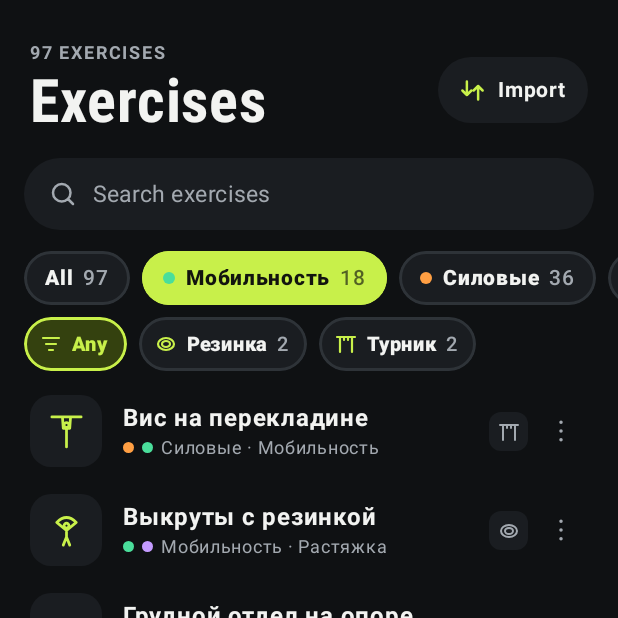
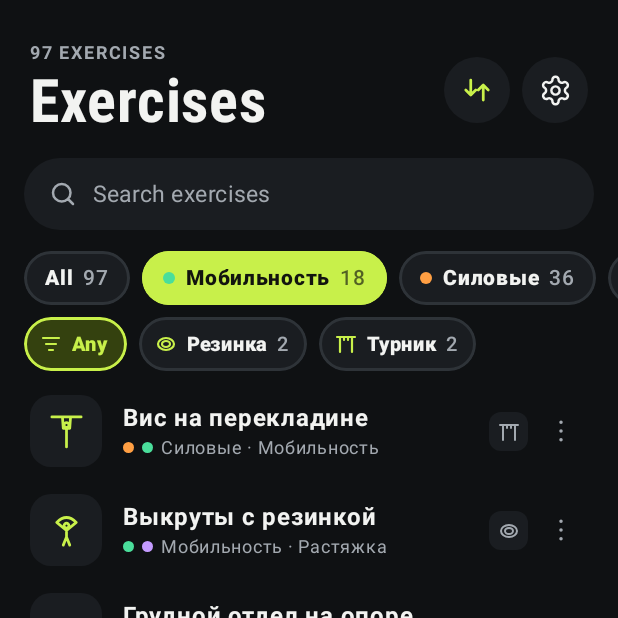
Before and after one commit to anmura/training-timer, an Android app built with Jetpack Compose: the screen it shows after launch (MainActivity), tab 2 chosen, on a phone screen of 412 x 824 dp, the top half of it. Run offline under Robolectric (Android 15) with nearby library versions, the phone set to English and light mode, and no system bars.

Commit message:
Exercises tab: settings button next to import/export
Co-Authored-By: Claude Opus 5.5 <noreply@anthropic.com>
Claude-Session: https://claude.ai/code/session_01VKJpjF76y6zY4cgfP6iZUP

```diff
--- a/app/src/main/java/com/trainingtimer/app/ui/HomeScreen.kt
+++ b/app/src/main/java/com/trainingtimer/app/ui/HomeScreen.kt
@@ -149,7 +149,7 @@ fun HomeScreen(
                     },
                 )
             } else {
-                ExercisesTab(data, onEditExercise, onImportExport = { showSheet = true })
+                ExercisesTab(data, onEditExercise, onImportExport = { showSheet = true }, onSettings = onSettings)
             }
         }
     }
@@ -426,6 +426,7 @@ private fun ExercisesTab(
     data: AppData,
     onEdit: (String) -> Unit,
     onImportExport: () -> Unit,
+    onSettings: () -> Unit,
 ) {
     var query by rememberSaveable { mutableStateOf("") }
     var filter by rememberSaveable { mutableStateOf<String?>(null) }
@@ -460,7 +461,11 @@ private fun ExercisesTab(
                     if (data.exercises.size == 1) "1 exercise" else "${data.exercises.size} exercises",
                     "Exercises",
                 ) {
-                    PillButton("Import", UiIcons.IMPORT_EXPORT, onImportExport)
+                    // Same buttons as on the Complexes tab.
+                    Row(horizontalArrangement = Arrangement.spacedBy(8.dp), verticalAlignment = Alignment.CenterVertically) {
+                        RoundIconButton(UiIcons.IMPORT_EXPORT, "Import or export exercises", onImportExport, background = C.Surface, iconSize = 20.dp, tint = C.Lime)
+                        RoundIconButton(UiIcons.GEAR, "Settings", onSettings, background = C.Surface, iconSize = 22.dp, strokeWidth = 1.8f)
+                    }
                 }
             }
         }
```
